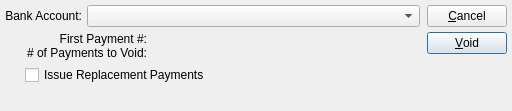
The window that guiclient/voidChecks.ui (Pegasus-RPG/xtuple-client) describes before a commit, drawn with Qt 5.
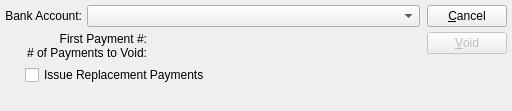
The same window after the commit. Custom widgets are drawn as their Qt base class.

Commit message: Issue #29996: AP Buttons available wihtout bank selection

```diff
--- a/guiclient/voidChecks.ui
+++ b/guiclient/voidChecks.ui
@@ -254,6 +254,9 @@
          <property name="autoDefault">
           <bool>true</bool>
          </property>
+         <property name="enabled">
+          <bool>false</bool>
+         </property>
          <property name="default">
           <bool>true</bool>
          </property>
```
Left out of the diff: 2 changed lines with no effect on the pictures. The commit also changes 3 other files.
